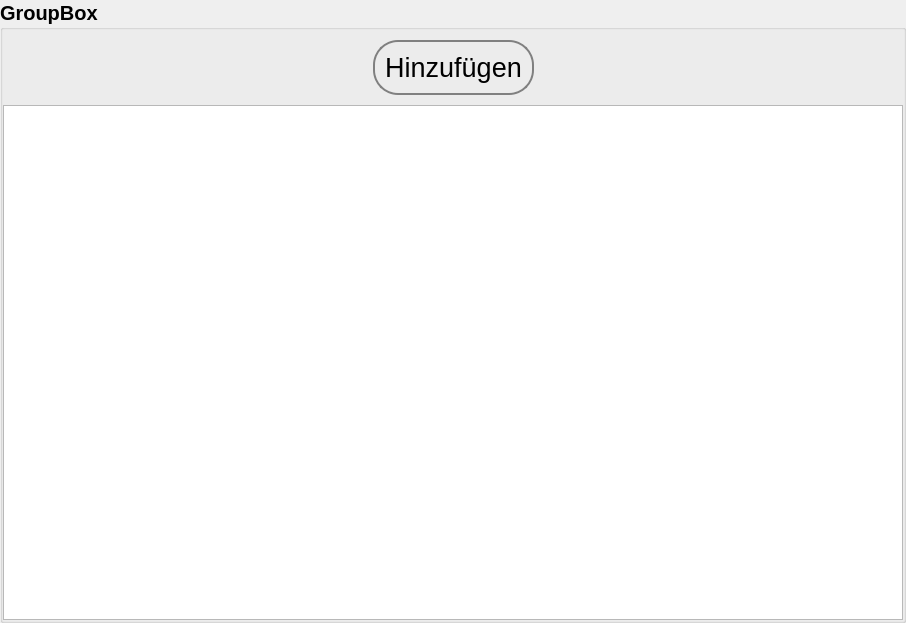
Above: lfb_regeneration_wildlife_impact/gui/form/array_field.ui from b-lack/qgis-fim-plugin before the change. Below: the same form after it.
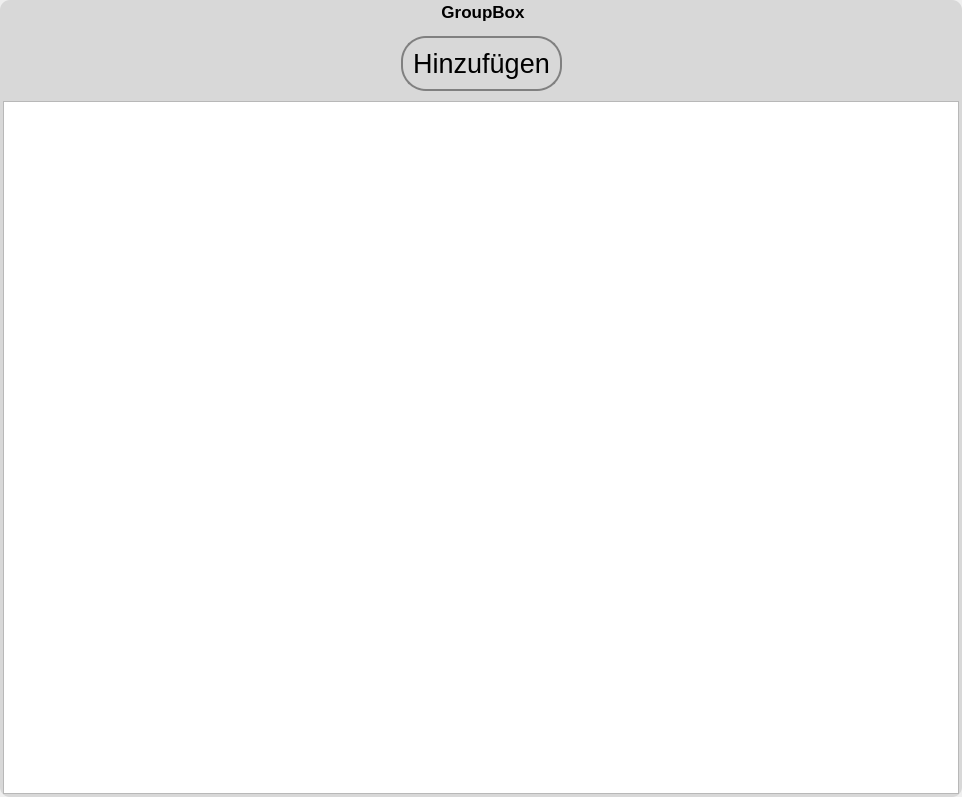
That is the form after the change.

The edit to the form file:
```diff
--- a/lfb_regeneration_wildlife_impact/gui/form/array_field.ui
+++ b/lfb_regeneration_wildlife_impact/gui/form/array_field.ui
@@ -6,8 +6,8 @@
    <rect>
     <x>0</x>
     <y>0</y>
-    <width>906</width>
-    <height>623</height>
+    <width>962</width>
+    <height>797</height>
    </rect>
   </property>
   <property name="windowTitle">
@@ -38,17 +38,24 @@
       <widget class="QGroupBox" name="lfbArrayGroup">
        <property name="font">
         <font>
-         <pointsize>15</pointsize>
+         <pointsize>13</pointsize>
          <weight>75</weight>
          <bold>true</bold>
         </font>
        </property>
        <property name="styleSheet">
-        <string notr="true"/>
+        <string notr="true">QGroupBox#lfbArrayGroup{
+	background: rgba(0,0,0,0.1);
+border-radius: 10px;
+padding: 10px;
+}</string>
        </property>
        <property name="title">
         <string>GroupBox</string>
        </property>
+       <property name="alignment">
+        <set>Qt::AlignCenter</set>
+       </property>
        <layout class="QGridLayout" name="gridLayout">
         <property name="leftMargin">
          <number>0</number>
@@ -131,6 +138,9 @@
               <bold>false</bold>
              </font>
             </property>
+            <property name="styleSheet">
+             <string notr="true"/>
+            </property>
             <property name="editTriggers">
              <set>QAbstractItemView::NoEditTriggers</set>
             </property>
@@ -141,7 +151,7 @@
              <bool>true</bool>
             </property>
             <attribute name="verticalHeaderStretchLastSection">
-             <bool>true</bool>
+             <bool>false</bool>
             </attribute>
            </widget>
           </item>
```
